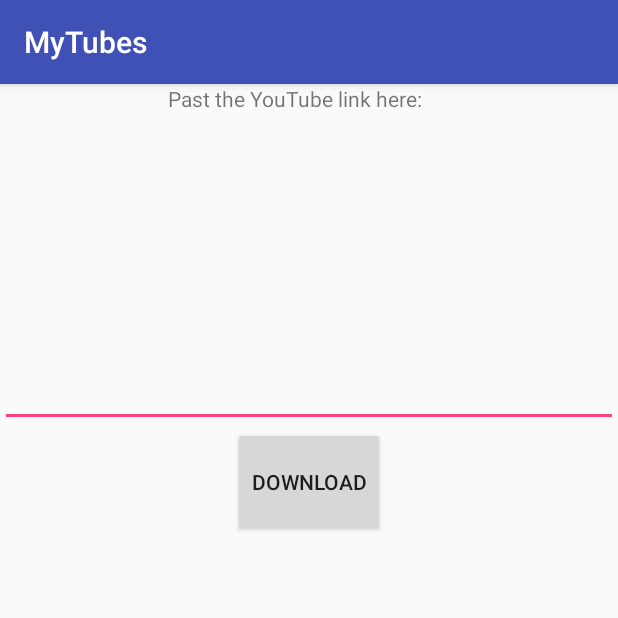
After one commit to vaccarov/DownYT, an Android app: the DownloadActivity screen opened directly, with no data from a screen before it, on a phone screen of 412 x 824 dp, the top half of it. The commit adds this screen. Run offline under Robolectric (Android 15) with nearby library versions, the phone set to English and light mode, and no system bars.

Commit message:
Download from youtube -  API implementation

```diff
--- a/app/src/main/AndroidManifest.xml
+++ b/app/src/main/AndroidManifest.xml
@@ -1,8 +1,10 @@
 <?xml version="1.0" encoding="utf-8"?>
 <manifest xmlns:android="http://schemas.android.com/apk/res/android"
     package="com.example.vito.MyTubes" >
+    <uses-permission android:name="android.permission.INTERNET"/>
 
     <application
+        android:name=".GlobalState"
         android:allowBackup="true"
         android:icon="@mipmap/ic_launcher"
         android:label="@string/app_name"
@@ -18,6 +20,7 @@
                 <category android:name="android.intent.category.LAUNCHER" />
             </intent-filter>
         </activity>
+        <activity android:name=".DownloadActivity"></activity>
         <service android:name="com.example.vito.MyTubes.MusicService" />
     </application>
     <uses-permission android:name="android.permission.WAKE_LOCK" />
--- /dev/null
+++ b/app/src/main/java/com/example/vito/MyTubes/DownloadActivity.java
@@ -0,0 +1,185 @@
+package com.example.vito.MyTubes;
+
+import android.app.DownloadManager;
+import android.content.BroadcastReceiver;
+import android.content.Context;
+import android.content.Intent;
+import android.content.IntentFilter;
+import android.database.Cursor;
+import android.net.Uri;
+import android.os.AsyncTask;
+import android.os.Bundle;
+import android.support.v7.app.AppCompatActivity;
+import android.util.Log;
+import android.view.View;
+import android.widget.Button;
+import android.widget.EditText;
+import android.widget.ImageView;
+import android.widget.ProgressBar;
+import android.widget.TextView;
+
+import org.json.JSONException;
+import org.json.JSONObject;
+
+import java.io.BufferedInputStream;
+import java.io.BufferedReader;
+import java.io.IOException;
+import java.io.InputStream;
+import java.io.InputStreamReader;
+import java.net.HttpURLConnection;
+import java.net.MalformedURLException;
+import java.net.URL;
+
+/**
+ * Created by melissabeuze on 10/05/16.
+ */
+public class DownloadActivity extends AppCompatActivity implements View.OnClickListener {
+
+    GlobalState gs;
+    Button btnDL;
+    EditText dlLink;
+    TextView response_text;
+    ProgressBar progress_bar;
+    private DownloadManager dm;
+    private long enqueue;
+
+    String API_URL = "www.youtubeinmp3.com/fetch/?";
+    String API_FORMAT ="format=JSON";
+    String API_VIDEO = "video=";
+
+    class JSONAsyncTask extends AsyncTask<String, Void, JSONObject> {
+
+        private Exception exception;
+
+        @Override
+        protected void onPreExecute() {
+            Log.i(gs.CAT, "onPreExecute");
+            progress_bar.setVisibility(View.VISIBLE);
+            response_text.setText("");
+        }
+
+        protected JSONObject doInBackground(String... qs) {
+            // Do some validation here
+
+            Log.i(gs.CAT, "doInBackground");
+            Log.i(gs.CAT, "qs: "+qs[0]);
+
+            String res = "";
+            res = gs.requete(qs[0]);
+
+            /*if (qs[0] != null)
+            {
+                Log.i(gs.CAT,"requete2");
+                String API_URL = "http://www.youtubeinmp3.com/fetch/?";
+                String API_FORMAT ="format=JSON";
+                String API_VIDEO = "video=";
+
+                String urlData = API_URL + API_FORMAT + "&" + API_VIDEO;
+                Log.i(gs.CAT, "urlData: "+ urlData);
+                try {
+                    URL url = new URL(urlData + qs[0]);
+                    Log.i(gs.CAT, "url utilisée : " + url.toString());
+                    HttpURLConnection urlConnection = null;
+                    urlConnection = (HttpURLConnection) url.openConnection();
+                    InputStream in = null;
+                    in = new BufferedInputStream(urlConnection.getInputStream());
+                    String txtReponse = gs.convertStreamToString(in);
+                    urlConnection.disconnect();
+                    res = txtReponse;
+                } catch (MalformedURLException e) {
+                    e.printStackTrace();
+                } catch (IOException e) {
+                    e.printStackTrace();
+                }
+            }*/
+
+
+            Log.i(gs.CAT, "res: " + res);
+
+
+            try{
+                Log.i(gs.CAT, "res: " + res);
+                JSONObject oRes = new JSONObject(res);
+                return oRes;
+            }
+            catch(JSONException e){
+                e.printStackTrace();
+                return null;
+            }
+        }
+
+        protected void onPostExecute(JSONObject response) {
+
+            Log.i(gs.CAT, "onPostExecute");
+            String result;
+
+            if(response == null) {
+                result = "THERE WAS AN ERROR";
+            }
+            progress_bar.setVisibility(View.GONE);
+
+            try{
+                Log.i("INFO", response.getString("link"));
+                String title = response.getString("title");
+                String link = response.getString("link");
+                result = title + " " + link;
+                response_text.setText(result);
+                //Intent browserIntent = new Intent(Intent.ACTION_VIEW, Uri.parse(link));
+                //startActivity(browserIntent);
+
+                dm = (DownloadManager) getSystemService(DOWNLOAD_SERVICE);
+                DownloadManager.Request request = new DownloadManager.Request(Uri.parse(link));
+                enqueue = dm.enqueue(request);
+            }
+            catch(JSONException e){
+                e.printStackTrace();
+            }
+        }
+    }
+
+    @Override
+    protected void onCreate(Bundle savedInstanceState) {
+        super.onCreate(savedInstanceState);
+        setContentView(R.layout.activity_download);
+
+        btnDL = (Button) findViewById(R.id.dl_button);
+        dlLink = (EditText) findViewById(R.id.download_link);
+        response_text = (TextView) findViewById(R.id.response_text);
+        progress_bar = (ProgressBar) findViewById(R.id.progress_bar);
+
+        btnDL.setOnClickListener(this);
+        gs = (GlobalState) getApplication();
+
+        BroadcastReceiver receiver = new BroadcastReceiver() {
+            @Override
+            public void onReceive(Context context, Intent intent) {
+                String action = intent.getAction();
+                if (DownloadManager.ACTION_DOWNLOAD_COMPLETE.equals(action)) {
+                    long downloadId = intent.getLongExtra(DownloadManager.EXTRA_DOWNLOAD_ID, 0);
+                    DownloadManager.Query query = new DownloadManager.Query();
+                    query.setFilterById(enqueue);
+                    Cursor c = dm.query(query);
+                    if (c.moveToFirst()) {
+                        int columnIndex = c.getColumnIndex(DownloadManager.COLUMN_STATUS);
+                        if (DownloadManager.STATUS_SUCCESSFUL == c.getInt(columnIndex)) {
+                            Log.i(gs.CAT, "success");
+                        }
+                    }
+                }
+            }
+        };
+
+        registerReceiver(receiver, new IntentFilter(DownloadManager.ACTION_DOWNLOAD_COMPLETE));
+    }
+
+    @Override
+    public void onClick(View view) {
+        String link = dlLink.getText().toString();
+        Log.i(gs.CAT, link);
+
+        Object[] arg = new String[]{link};
+
+        AsyncTask at = new JSONAsyncTask(); //instanciation
+        at.execute(arg); //declenche la requete
+    }
+}
--- a/app/src/main/java/com/example/vito/MyTubes/MainActivity.java
+++ b/app/src/main/java/com/example/vito/MyTubes/MainActivity.java
@@ -14,6 +14,7 @@ import android.content.ContentResolver;
 import android.database.Cursor;
 import android.util.Log;
 import android.view.Menu;
+import android.widget.ArrayAdapter;
 import android.widget.ListView;
 import android.os.IBinder;
 import android.content.ComponentName;
@@ -23,6 +24,7 @@ import android.content.ServiceConnection;
 import android.view.MenuItem;
 import android.view.View;
 import android.widget.MediaController.MediaPlayerControl;
+import android.widget.TextView;
 import android.widget.Toast;
 
 public class MainActivity  extends AppCompatActivity implements MediaPlayerControl{
@@ -132,6 +134,10 @@ public class MainActivity  extends AppCompatActivity implements MediaPlayerContr
                 stopService(playIntent);
                 musicSrv=null;
                 System.exit(0);
+                break;
+            case R.id.action_download:
+                Intent versDownloadActivity = new Intent(this, DownloadActivity.class);
+                startActivity(versDownloadActivity);
                 break;
         }
         return super.onOptionsItemSelected(item);
--- a/app/src/main/java/com/example/vito/MyTubes/SongAdapter.java
+++ b/app/src/main/java/com/example/vito/MyTubes/SongAdapter.java
@@ -1,6 +1,7 @@
 
 package com.example.vito.MyTubes;
 
+import android.graphics.Color;
 import android.view.View;
 import android.view.ViewGroup;
 import android.widget.BaseAdapter;
@@ -48,7 +49,9 @@ public class SongAdapter extends BaseAdapter {
         Song currSong = songs.get(position);
         //get title and artist strings
         songView.setText(currSong.getTitle());
+        songView.setTextColor(Color.WHITE);
         artistView.setText(currSong.getArtist());
+        artistView.setTextColor(Color.WHITE);
         //set position as tag
         songLay.setTag(position);
         return songLay;
--- /dev/null
+++ b/app/src/main/res/layout/activity_download.xml
@@ -0,0 +1,42 @@
+<?xml version="1.0" encoding="utf-8"?>
+<LinearLayout xmlns:android="http://schemas.android.com/apk/res/android"
+    android:orientation="vertical" android:layout_width="match_parent"
+    android:layout_height="match_parent"
+    android:weightSum="1">
+
+    <TextView
+        android:layout_width="187dp"
+        android:layout_height="0dp"
+        android:text="Past the YouTube link here:"
+        android:id="@+id/textView"
+        android:layout_weight="0.43"
+        android:layout_gravity="center_horizontal" />
+
+    <EditText
+        android:layout_width="match_parent"
+        android:layout_height="wrap_content"
+        android:id="@+id/download_link" />
+
+    <Button
+        android:layout_width="wrap_content"
+        android:layout_height="wrap_content"
+        android:text="Download"
+        android:id="@+id/dl_button"
+        android:layout_weight="0.06"
+        android:layout_gravity="center_horizontal" />
+
+    <ProgressBar
+        style="?android:attr/progressBarStyleLarge"
+        android:layout_width="12dp"
+        android:layout_height="wrap_content"
+        android:id="@+id/progress_bar"
+        android:layout_gravity="center_horizontal"
+        android:indeterminate="false"
+        android:visibility="gone"
+        android:layout_weight="0.07" />
+
+    <TextView
+        android:layout_width="match_parent"
+        android:layout_height="248dp"
+        android:id="@+id/response_text" />
+</LinearLayout>
--- a/app/src/main/res/layout/activity_main.xml
+++ b/app/src/main/res/layout/activity_main.xml
@@ -4,13 +4,15 @@
     android:layout_width="fill_parent"
     android:layout_height="fill_parent"
     android:orientation="vertical"
-    android:background="#FF330000"
+    android:background="@color/noir"
     tools:context="com.example.vito.MyTubes.MainActivity">
 
     <ListView
         android:id="@+id/song_list"
         android:layout_width="fill_parent"
-        android:layout_height="fill_parent" >
+        android:layout_height="fill_parent"
+        android:textColor="#FF0000">
     </ListView>
 
+
 </LinearLayout>
--- a/app/src/main/res/menu/main.xml
+++ b/app/src/main/res/menu/main.xml
@@ -14,4 +14,9 @@
         android:showAsAction="always"
         android:title="End"/>
 
+    <item
+        android:id="@+id/action_download"
+        android:orderInCategory="3"
+        android:showAsAction="always"
+        android:title="Download from YouTube"/>
 </menu>
--- a/app/src/main/res/values/colors.xml
+++ b/app/src/main/res/values/colors.xml
@@ -1,5 +1,8 @@
 <?xml version="1.0" encoding="utf-8"?>
 <resources>
+
+    <color name="noir">#000000</color>
+    <color name="blanc">#ffffff</color>
     <color name="colorPrimary">#3F51B5</color>
     <color name="colorPrimaryDark">#303F9F</color>
     <color name="colorAccent">#FF4081</color>
```
Also changed, not shown: app/src/main/java/com/example/vito/MyTubes/GlobalState.java (added, +81 -0 lines).
